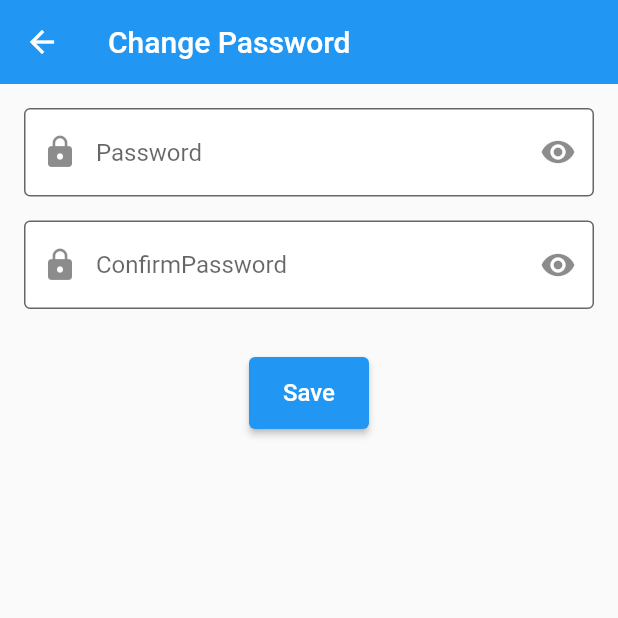
After one commit to duongquocanh1148/ChatOnline, a Flutter app: the ChangePasswordPage screen opened directly, on a phone screen of 412 x 824 dp, the top half of it. The commit adds this screen. Run offline on Flutter 3.47's test engine with Material 2 defaults, Android fonts, the phone set to English and light mode, and no system bars; our stand-ins replace cached_network_image, cloud_firestore, firebase_auth, firebase_core, firebase_messaging, firebase_storage and 1 more; accounts and stored records are empty.

Commit message:
change pw

```diff
--- /dev/null
+++ b/lib/pages/change_password_page.dart
@@ -0,0 +1,163 @@
+import 'package:chatonline/pages/account_page.dart';
+import 'package:firebase_auth/firebase_auth.dart';
+import 'package:flutter/material.dart';
+
+class ChangePasswordPage extends StatefulWidget {
+  const ChangePasswordPage({ Key? key }) : super(key: key);
+
+  @override
+  State<ChangePasswordPage> createState() => _ChangePasswordPageState();
+}
+
+class _ChangePasswordPageState extends State<ChangePasswordPage> {
+  final TextEditingController newPWController = TextEditingController();
+  final TextEditingController cfpassController = TextEditingController();
+
+  FirebaseAuth firebaseAuth = FirebaseAuth.instance;
+
+  bool showPW = false;
+  bool showCfpass = false;
+  bool isNewPWValidation = true;
+  bool isConPassValidation = true;
+
+  Future savePassword() async{
+    if(isNewPWValidation && isConPassValidation){
+      if(newPWController.text == cfpassController.text){
+        try {
+          await FirebaseAuth.instance.currentUser!.updatePassword(newPWController.text);
+          // ignore: use_build_context_synchronously
+                Navigator.of(context).pushAndRemoveUntil(MaterialPageRoute(builder: (context)=> const AccountPage()), (route) => false);
+        }
+        on FirebaseAuthException catch (e) {
+          ScaffoldMessenger.of(context).showSnackBar(SnackBar(
+            content: Text(e.message.toString()),
+            backgroundColor: Colors.red,
+            behavior: SnackBarBehavior.floating,
+          ));
+        }
+      }
+      else{
+        ScaffoldMessenger.of(context).showSnackBar(const SnackBar(
+          content: Text('Password does not match'),
+          backgroundColor: Colors.red,
+          behavior: SnackBarBehavior.floating,
+        ));
+      }
+    }
+  }
+
+
+  @override
+  Widget build(BuildContext context) {
+    return Scaffold(
+      appBar: AppBar(
+          title: const Text('Change Password'),
+          elevation: 0,
+        ),
+      body: Padding(
+        padding: const EdgeInsets.all(16.0),
+        child: Column(children: [
+            TextField(
+              controller: newPWController,
+              obscureText: !showPW,
+              style: const TextStyle(fontSize: 16),
+              keyboardType: TextInputType.visiblePassword,
+              textInputAction: TextInputAction.send,
+              decoration: InputDecoration(
+                filled: true,
+                fillColor: Colors.white,
+                prefixIcon: const Icon(Icons.lock),
+                border: const OutlineInputBorder(),
+                hintText: "Password",
+                errorText: !isNewPWValidation ? "Please enter your password!" : null,
+                suffixIcon: InkWell(
+                  onTap: (){
+                    setState(() {
+                      showPW = !showPW;
+                    });
+                  },
+                  child: !showPW ? const Icon(Icons.visibility) : const Icon(Icons.visibility_off)
+                )
+              ),
+              onChanged: (text) {
+                if(newPWController.text.isEmpty){
+                  isNewPWValidation = false;
+                } else {
+                  isNewPWValidation = true;
+                }
+              },
+              onTap: () {
+                setState(() {
+                  if(newPWController.text.isEmpty){
+                    isNewPWValidation = false;
+                  }
+                });
+              }
+            ),
+            const SizedBox(height: 16,),
+            TextField(
+            controller: cfpassController,
+            obscureText: !showCfpass,
+            style: const TextStyle(fontSize: 16),
+            keyboardType: TextInputType.visiblePassword,
+            textInputAction: TextInputAction.send,
+            decoration: InputDecoration(
+              filled: true,
+              fillColor: Colors.white,
+              prefixIcon: const Icon(Icons.lock),
+              border: const OutlineInputBorder(),
+              hintText: "ConfirmPassword",
+              errorText: !isConPassValidation ? "Please enter your confirm password!" : null,
+              suffixIcon: InkWell(
+                    onTap: () {
+                      setState(() {
+                        showCfpass = !showCfpass;
+                      });
+                    },
+                    child: !showCfpass
+                        ? const Icon(Icons.visibility)
+                        : const Icon(Icons.visibility_off),
+                  )),
+              onChanged: (text){
+                setState(() {
+                  if(cfpassController.text.length < 6){
+                    isConPassValidation = false;
+                  } else {
+                    isConPassValidation = true;
+                  }
+                });
+              },
+              onTap: (){
+                setState(() {
+                  if(cfpassController.text.length < 6){
+                    isConPassValidation = false;
+                  }else {
+                    isConPassValidation = true;
+                  }
+                });
+              },
+            ),
+            const SizedBox(height: 32,),
+            ElevatedButton(
+              onPressed: () async {
+                await savePassword();
+
+              },
+              // ignore: prefer_const_constructors
+              child: SizedBox(
+                width: 48,
+                height: 48,
+                child: const Center(
+                    child: Text(
+                      "Save",
+                      style: TextStyle(fontSize: 16),
+                    )
+                ),
+              )
+              ),
+        ]),
+      ),
+
+    );
+  }
+}
--- a/lib/pages/register_page.dart
+++ b/lib/pages/register_page.dart
@@ -247,7 +247,7 @@ class _RegisterPageState extends State<RegisterPage> {
               const SizedBox(height: 12,),
               TextField(
                 controller: cfpassController,
-                obscureText: !showPW,
+                obscureText: !showCfpass,
                 style: const TextStyle(fontSize: 16),
                 keyboardType: TextInputType.visiblePassword,
                 textInputAction: TextInputAction.send,
--- a/pubspec.yaml
+++ b/pubspec.yaml
@@ -40,6 +40,7 @@ dependencies:
   firebase_auth: ^4.2.8
   firebase_storage: ^11.0.13
   firebase_messaging: ^14.2.4
+  cached_network_image: ^3.2.3
 
 dev_dependencies:
   flutter_test:
```
Also changed, not shown: lib/pages/account_page.dart (+52 -4 lines), lib/pages/change_info_page.dart (added, +67 -0 lines), pubspec.lock.
